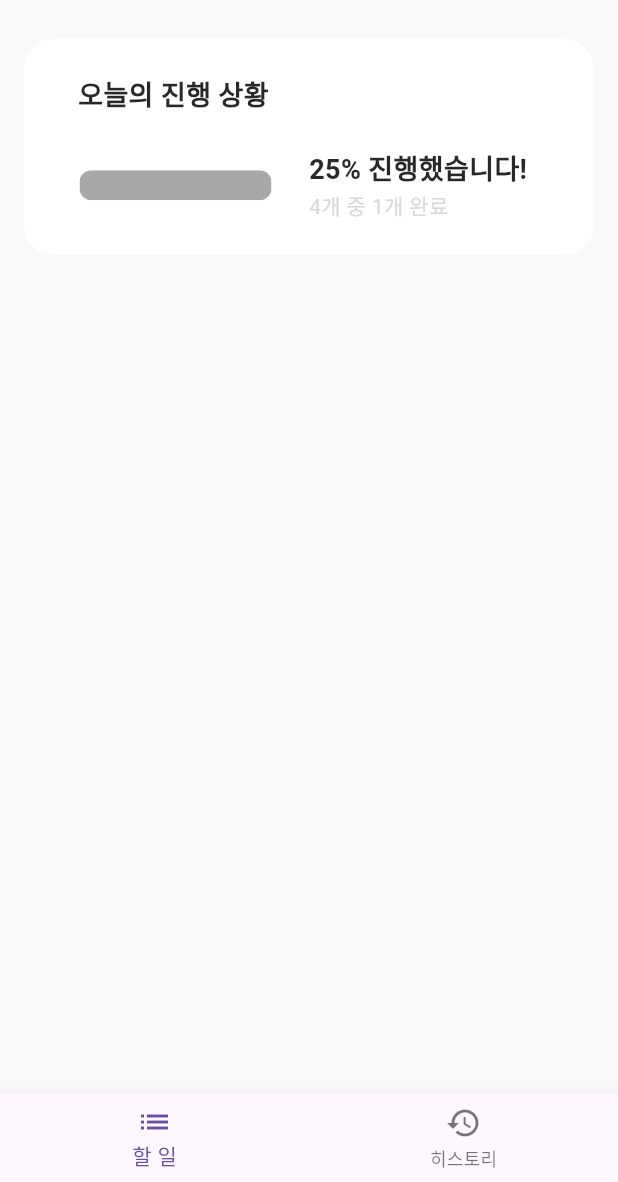
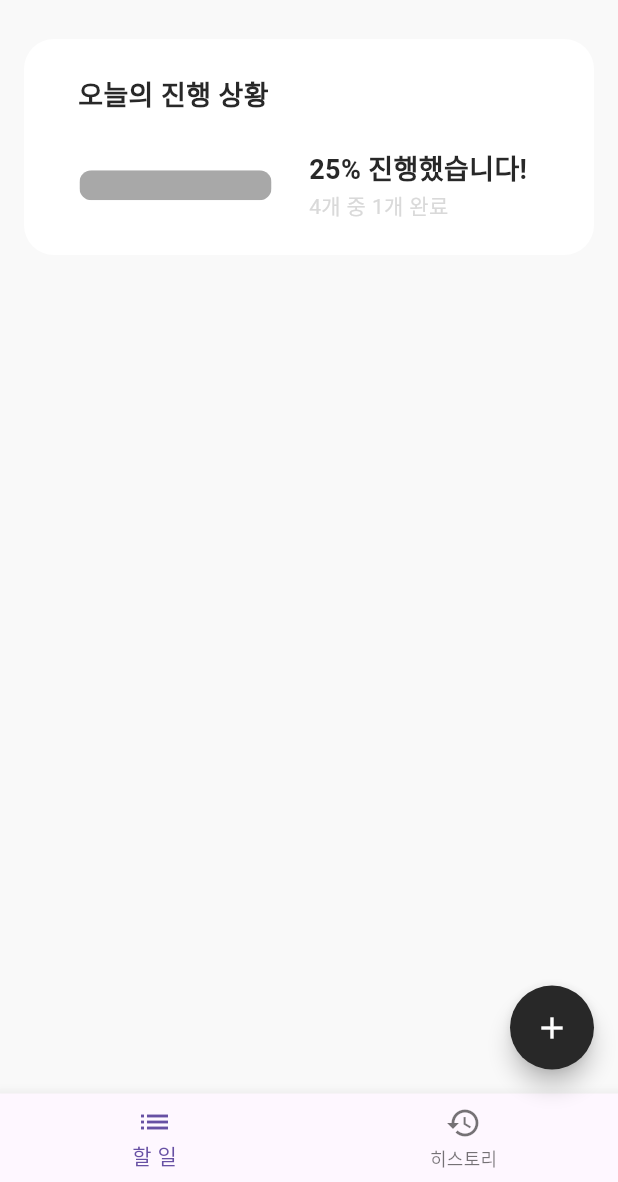
Before and after one commit to ds-k/Percentodo, a Flutter app: the screen it shows after launch, on a phone screen of 412 x 824 dp, the part 54-1236 px from its top. Run offline on Flutter 3.47's test engine with Material 3 defaults, Android fonts, the phone set to English and light mode, and no system bars; our stand-ins replace flutter_svg; Roboto replaces fonts that are missing (Pretendard).

Commit message:
[Add] add FloatingActionButton

```diff
--- a/lib/views/home/home_screen.dart
+++ b/lib/views/home/home_screen.dart
@@ -30,6 +30,15 @@ class HomeScreen extends StatelessWidget {
           ],
         ),
       ),
+      floatingActionButton: FloatingActionButton(
+        onPressed: () {},
+        backgroundColor: AppColors.black,
+        shape: CircleBorder(),
+        child: Icon(
+          Icons.add,
+          color: AppColors.white,
+        ),
+      ),
       bottomNavigationBar: BottomNavigationBar(items: [
         BottomNavigationBarItem(icon: Icon(Icons.list), label: "할 일"),
         BottomNavigationBarItem(icon: Icon(Icons.history), label: "히스토리")
```
